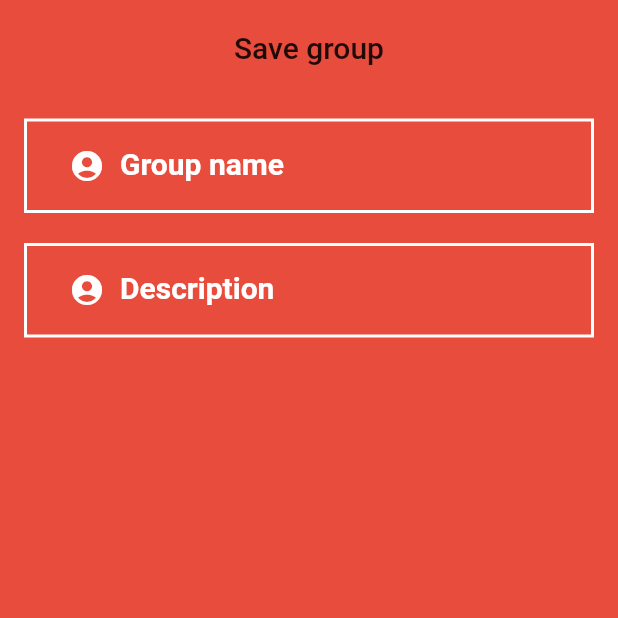
After one commit to JayAnand1/splitt, a Flutter app: the CreateGroup screen opened directly, after a tap on "Save group", on a phone screen of 412 x 824 dp, the top half of it. The commit adds this screen. Run offline on Flutter 3.47's test engine with Material 2 defaults, Android fonts, the phone set to English and light mode, and no system bars; our stand-ins replace cloud_firestore, firebase_auth, flutter_html; accounts and stored records are empty; Roboto replaces fonts that are missing (Hind).

Commit message:
18/11/2019 11.41am
Completed friend groups

```diff
--- /dev/null
+++ b/lib/create_group.dart
@@ -0,0 +1,154 @@
+import 'package:flutter/material.dart';
+import 'firestore_helper.dart';
+
+class CreateGroup extends StatefulWidget {
+  @override
+  _CreateGroupState createState() => _CreateGroupState();
+}
+
+class _CreateGroupState extends State<CreateGroup> {
+  String groupName;
+  String groupDescription;
+
+  List<Friend> friendList = List<Friend>();
+
+  FireStoreFunctions fireStoreFunctions = FireStoreFunctions();
+
+  Future<List<Friend>> getFriends() async {
+    List<Friend> friendList = await fireStoreFunctions.getFriends();
+    return friendList;
+  }
+
+  Widget friends() {
+    return Expanded(
+      child: FutureBuilder(
+        future: getFriends(),
+        builder: (context, snapShot) {
+          if (snapShot.data == null) {
+            //print('project snapshot data is: ${projectSnap.data}');
+            return Container(
+              child: Text('Loading'),
+            );
+          }
+          return ListView.builder(
+            itemCount: snapShot.data.length,
+            itemBuilder: (context, index) {
+              return ListTile(
+                onTap: () {
+                  friendList.add(snapShot.data[index]);
+                },
+                title: Text(snapShot.data[index].email),
+              );
+            },
+          );
+        },
+      ),
+    );
+  }
+
+  Widget createGroupBody() {
+    return Center(
+      child: Padding(
+        padding: EdgeInsets.all(16),
+        child: Column(
+          children: <Widget>[
+            TextField(
+              onChanged: (value) {
+                groupName = value;
+              },
+              obscureText: false,
+              style: TextStyle(
+                fontSize: 20,
+                color: Colors.white,
+              ),
+              decoration: InputDecoration(
+                  labelText: 'Group name',
+                  labelStyle:
+                      TextStyle(fontWeight: FontWeight.bold, fontSize: 20),
+                  enabledBorder: OutlineInputBorder(
+                    borderRadius: BorderRadius.circular(0),
+                    borderSide: BorderSide(
+                      color: Theme.of(context).primaryColor,
+                      width: 2,
+                    ),
+                  ),
+                  border: OutlineInputBorder(
+                    borderRadius: BorderRadius.circular(0),
+                    borderSide: BorderSide(
+                      color: Theme.of(context).primaryColor,
+                      width: 3,
+                    ),
+                  ),
+                  prefixIcon: Padding(
+                    child: IconTheme(
+                      data:
+                          IconThemeData(color: Theme.of(context).primaryColor),
+                      child: Icon(Icons.account_circle),
+                    ),
+                    padding: EdgeInsets.only(left: 30, right: 10),
+                  )),
+            ),
+            SizedBox(height: 20),
+            TextField(
+              onChanged: (value) {
+                groupDescription = value;
+              },
+              obscureText: false,
+              style: TextStyle(
+                fontSize: 20,
+                color: Colors.white,
+              ),
+              decoration: InputDecoration(
+                  labelText: 'Description',
+                  labelStyle:
+                      TextStyle(fontWeight: FontWeight.bold, fontSize: 20),
+                  enabledBorder: OutlineInputBorder(
+                    borderRadius: BorderRadius.circular(0),
+                    borderSide: BorderSide(
+                      color: Theme.of(context).primaryColor,
+                      width: 2,
+                    ),
+                  ),
+                  border: OutlineInputBorder(
+                    borderRadius: BorderRadius.circular(0),
+                    borderSide: BorderSide(
+                      color: Theme.of(context).primaryColor,
+                      width: 3,
+                    ),
+                  ),
+                  prefixIcon: Padding(
+                    child: IconTheme(
+                      data:
+                          IconThemeData(color: Theme.of(context).primaryColor),
+                      child: Icon(Icons.account_circle),
+                    ),
+                    padding: EdgeInsets.only(left: 30, right: 10),
+                  )),
+            ),
+            SizedBox(height: 20),
+          ],
+        ),
+      ),
+    );
+  }
+
+  @override
+  Widget build(BuildContext context) {
+    return SafeArea(
+      child: Scaffold(
+        body: Column(
+          children: <Widget>[
+            MaterialButton(
+              child: Text("Save group"),
+              onPressed: () async {
+                await fireStoreFunctions.createGroup(groupName, groupDescription, friendList);
+              },
+            ),
+            createGroupBody(),
+            friends(),
+          ],
+        ),
+      ),
+    );
+  }
+}
--- a/lib/firestore_helper.dart
+++ b/lib/firestore_helper.dart
@@ -1,6 +1,7 @@
 import 'package:cloud_firestore/cloud_firestore.dart';
 import 'package:flutter/material.dart';
 import 'package:firebase_auth/firebase_auth.dart';
+import 'package:uuid/uuid.dart';
 
 class FireStoreFunctions {
   final _auth = FirebaseAuth.instance;
@@ -21,6 +22,7 @@ class FireStoreFunctions {
   }
 
   Future<bool> logIn(email, password) async {
+    if (password != null) {
       FirebaseUser user = (await _auth.signInWithEmailAndPassword(
               email: email, password: password))
           .user;
@@ -31,6 +33,7 @@ class FireStoreFunctions {
         }
       } catch (e) {
         print(e);
+      }
     }
     return false;
   }
@@ -249,6 +252,71 @@ class FireStoreFunctions {
     return friendRequestList;
   }
 
+  Future<List<Friend>> getFriends() async {
+    List<Friend> friendList = List<Friend>();
+
+    FirebaseUser loggedInUser = await getCurrentUser();
+    if (loggedInUser != null) {
+      await _db
+          .collection('Users')
+          .document(loggedInUser.uid)
+          .collection('Friends')
+          .getDocuments()
+          .then((QuerySnapshot snapshot) {
+        snapshot.documents.forEach((f) {
+          friendList.add(Friend(
+            email: f.data["Email"],
+            firstName: f.data["First Name"],
+            lastName: f.data["Last Name"],
+            uID: f.data["Uid"],
+            username: f.data["Username"],
+          ));
+        });
+      });
+    } else {
+      print("error retrieving");
+    }
+    return friendList;
+  }
+
+  createGroup(groupName, groupDescription, List<Friend> groupUsers) async {
+    print(groupDescription);
+
+    //full name, username
+//    GroupUser groupUser = GroupUser();
+
+    List<GroupUser> users = List<GroupUser>();
+
+
+
+    Uuid uuid = Uuid();
+    String groupID = uuid.v4();
+
+    print(groupID);
+
+    FirebaseUser user = await getCurrentUser();
+
+    await _db.collection('Groups').document('$groupID').setData({
+      'Group Name': '$groupName',
+      'Group Description': '$groupDescription',
+      'AdminID': '${user.uid}',
+      'GroupID': '$groupID'
+    });
+
+    for (int i = 0; i < groupUsers.length; i++) {
+
+      await _db
+          .collection('Groups')
+          .document('$groupID')
+          .collection('Users')
+          .document(groupUsers[i].uID)
+          .setData({
+        "Full Name": "${groupUsers[i].firstName + " " + groupUsers[i].lastName}",
+        "Username" : "${groupUsers[i].username}",
+      });
+    }
+  }
+
 //  Future<List<Friend>> searchFriend(username) async {
 //    List<Friend> friendList = List<Friend>();
 //
@@ -418,3 +486,10 @@ class Friend {
 
   Friend({this.username, this.firstName, this.lastName, this.email, this.uID});
 }
+
+class GroupUser {
+  String fullName;
+  String username;
+
+  GroupUser({this.fullName, this.username});
+}
--- a/lib/homepage.dart
+++ b/lib/homepage.dart
@@ -1,4 +1,5 @@
 import 'package:flutter/material.dart';
+import 'package:splitt/create_group.dart';
 import 'firestore_helper.dart';
 import 'FriendRequests.dart';
 
@@ -89,15 +90,21 @@ class _HomePageState extends State<HomePage> {
             ),
             SizedBox(height: 10.0),
             MaterialButton(
-              child: Text('Get friend list'),
+              child: Text('Get friend requests'),
               onPressed: () {
                 Navigator.push(context, MaterialPageRoute(builder: (context) => FriendRequests()));
 //                var friends = await fireStoreFunctions.getFriendRequests();
 //                print(friends[0].username);
               },
             ),
-            SizedBox(height: 2000),
-            Text('asdasd')
+            SizedBox(height: 20.0),
+            MaterialButton(
+              child: Text('Create Group'),
+              onPressed: () {
+                Navigator.push(context, MaterialPageRoute(builder: (context) => CreateGroup()));
+              },
+            ),
+            SizedBox(height: 20.0),
           ],
         ),
       ),
--- a/lib/loginpage.dart
+++ b/lib/loginpage.dart
@@ -21,14 +21,14 @@ class _LoginPageState extends State<LoginPage> {
   String email;
   String password;
 
-  Widget logoImage() {
-    return Image.asset(
-      'assets/images/logo.png',
-      height: 150,
-      width: 150,
-      colorBlendMode: BlendMode.colorDodge,
-    );
-  }
+//  Widget logoImage() {
+//    return Image.asset(
+//      'assets/images/logo.png',
+//      height: 150,
+//      width: 150,
+//      colorBlendMode: BlendMode.colorDodge,
+//    );
+//  }
 
   Widget emailTextField() {
     return TextField(
@@ -163,7 +163,7 @@ class _LoginPageState extends State<LoginPage> {
           mainAxisAlignment: MainAxisAlignment.center,
           children: <Widget>[
             SizedBox(height: 50.0),
-            logoImage(),
+//            logoImage(),
             SizedBox(height: 50.0),
             emailTextField(),
             SizedBox(height: 10.0),
--- a/pubspec.yaml
+++ b/pubspec.yaml
@@ -30,6 +30,7 @@ dependencies:
   cloud_firestore: ^0.12.9+5
   rect_getter: 0.0.1
   flutter_html: ^0.11.0
+  uuid: ^2.0.4
 
 dev_dependencies:
   flutter_test:
```
Also changed, not shown: pubspec.lock, 1 other file. Lines whose indentation alone changed are shown as unchanged.
